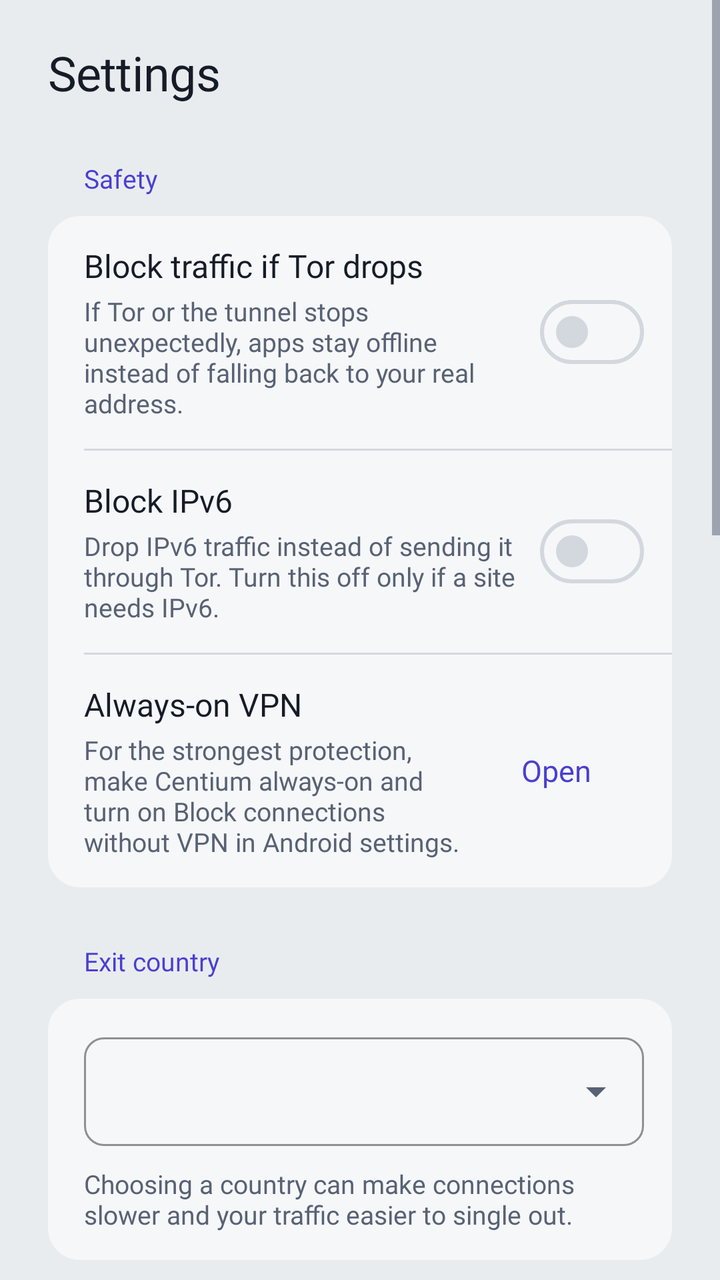
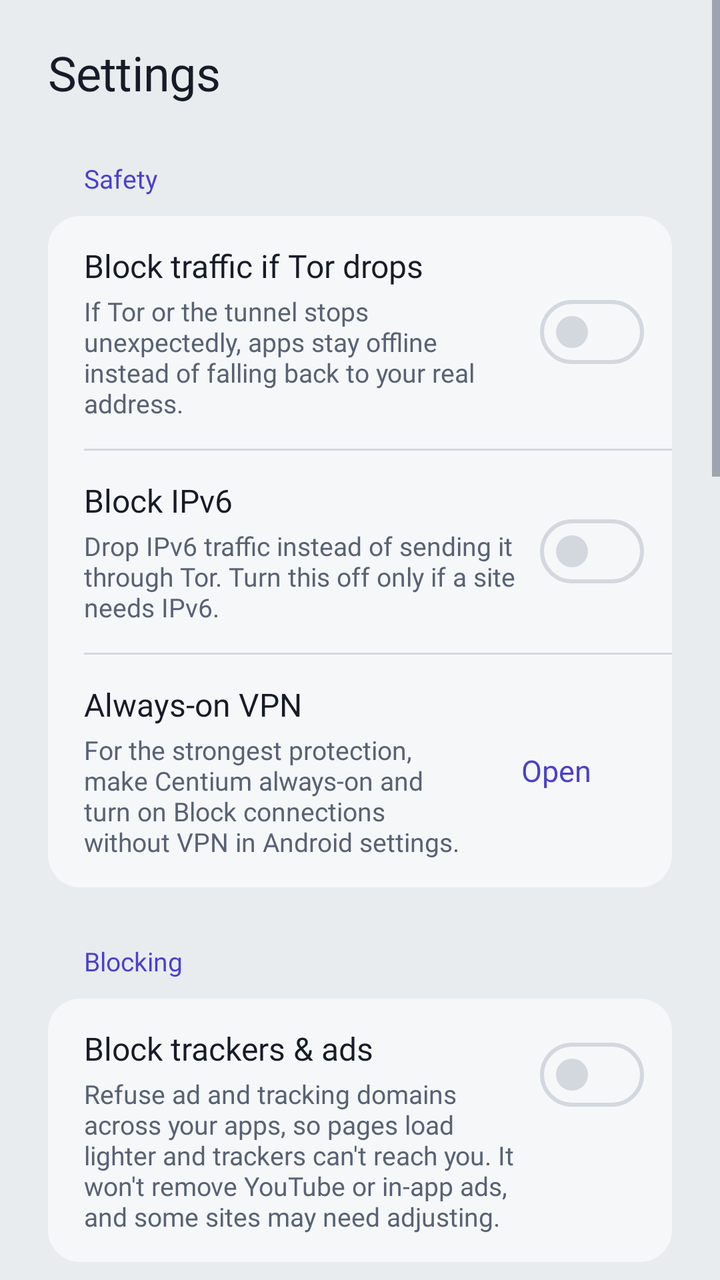

The first picture is an Android layout as it rendered before a commit; the second is the same layout after the commit. The layout source and the unified diff follow.
<!-- AndroidManifest.xml: application theme Theme.CentiumVPN -->
<!-- res/layout/fragment_settings.xml -->
<?xml version="1.0" encoding="utf-8"?>
<ScrollView xmlns:android="http://schemas.android.com/apk/res/android"
    xmlns:app="http://schemas.android.com/apk/res-auto"
    android:layout_width="match_parent"
    android:layout_height="match_parent">

    <LinearLayout
        android:layout_width="match_parent"
        android:layout_height="wrap_content"
        android:orientation="vertical"
        android:paddingHorizontal="24dp"
        android:paddingTop="20dp"
        android:paddingBottom="28dp">

        <TextView
            android:layout_width="wrap_content"
            android:layout_height="wrap_content"
            android:text="@string/settings_title"
            android:accessibilityHeading="true"
            android:textAppearance="@style/TextAppearance.Centium.Heading" />

        
        <TextView
            style="@style/Centium.SectionLabel"
            android:text="@string/settings_group_safety" />

        <LinearLayout style="@style/Centium.Group">

            <LinearLayout style="@style/Centium.Row">
                <LinearLayout style="@style/Centium.RowText">
                    <TextView style="@style/Centium.RowTitle" android:text="@string/settings_kill_switch" />
                    <TextView style="@style/Centium.RowSummary" android:text="@string/settings_kill_switch_summary" />
                </LinearLayout>
                <com.google.android.material.materialswitch.MaterialSwitch
                    android:id="@+id/switchKillSwitch"
                    android:layout_width="wrap_content"
                    android:layout_height="wrap_content"
                    android:layout_marginStart="12dp"
                    android:contentDescription="@string/settings_kill_switch" />
            </LinearLayout>

            <View style="@style/Centium.Divider" />

            <LinearLayout style="@style/Centium.Row">
                <LinearLayout style="@style/Centium.RowText">
                    <TextView style="@style/Centium.RowTitle" android:text="@string/settings_block_ipv6" />
                    <TextView style="@style/Centium.RowSummary" android:text="@string/settings_block_ipv6_summary" />
                </LinearLayout>
                <com.google.android.material.materialswitch.MaterialSwitch
                    android:id="@+id/switchBlockIpv6"
                    android:layout_width="wrap_content"
                    android:layout_height="wrap_content"
                    android:layout_marginStart="12dp"
                    android:contentDescription="@string/settings_block_ipv6" />
            </LinearLayout>

            <View style="@style/Centium.Divider" />

            <LinearLayout style="@style/Centium.Row">
                <LinearLayout style="@style/Centium.RowText">
                    <TextView style="@style/Centium.RowTitle" android:text="@string/settings_always_on" />
                    <TextView style="@style/Centium.RowSummary" android:text="@string/settings_always_on_summary" />
                </LinearLayout>
                <com.google.android.material.button.MaterialButton
                    android:id="@+id/btnOpenVpnSettings"
                    style="@style/Widget.Centium.Button.Text"
                    android:layout_width="wrap_content"
                    android:layout_height="wrap_content"
                    android:layout_marginStart="4dp"
                    android:text="@string/settings_open" />
            </LinearLayout>
        </LinearLayout>

        
        <TextView
            style="@style/Centium.SectionLabel"
            android:text="@string/settings_group_exit" />

        <LinearLayout style="@style/Centium.Group">
            <LinearLayout
                style="@style/Centium.Row"
                android:orientation="vertical">

                <com.google.android.material.textfield.TextInputLayout
                    android:id="@+id/tilExitCountry"
                    style="@style/Widget.Material3.TextInputLayout.OutlinedBox.ExposedDropdownMenu"
                    android:layout_width="match_parent"
                    android:layout_height="wrap_content"
                    app:boxStrokeColor="@color/route"
                    app:boxCornerRadiusTopStart="10dp"
                    app:boxCornerRadiusTopEnd="10dp"
                    app:boxCornerRadiusBottomStart="10dp"
                    app:boxCornerRadiusBottomEnd="10dp">

                    <com.google.android.material.textfield.MaterialAutoCompleteTextView
                        android:id="@+id/acExitCountry"
                        android:layout_width="match_parent"
                        android:layout_height="wrap_content"
                        android:inputType="none"
                        android:contentDescription="@string/settings_group_exit"
                        android:textAppearance="@style/TextAppearance.Centium.Body"
                        android:textColor="@color/ink" />
                </com.google.android.material.textfield.TextInputLayout>

                <TextView
                    style="@style/Centium.RowSummary"
                    android:layout_marginTop="10dp"
                    android:text="@string/settings_exit_summary" />
            </LinearLayout>
        </LinearLayout>

        
        <TextView
            style="@style/Centium.SectionLabel"
            android:text="@string/settings_group_bridges" />

        <LinearLayout style="@style/Centium.Group">
            <LinearLayout
                style="@style/Centium.Row"
                android:orientation="vertical">

                <TextView
                    style="@style/Centium.RowSummary"
                    android:layout_marginTop="0dp"
                    android:text="@string/settings_bridges_summary" />

                <RadioGroup
                    android:id="@+id/rgBridgeMode"
                    android:layout_width="match_parent"
                    android:layout_height="wrap_content"
                    android:layout_marginTop="6dp">

                    <com.google.android.material.radiobutton.MaterialRadioButton
                        android:id="@+id/rbBridgeAuto"
                        android:layout_width="match_parent"
                        android:layout_height="wrap_content"
                        android:text="@string/settings_bridges_auto"
                        android:textAppearance="@style/TextAppearance.Centium.Body"
                        android:textColor="@color/ink" />

                    <com.google.android.material.radiobutton.MaterialRadioButton
                        android:id="@+id/rbBridgeNone"
                        android:layout_width="match_parent"
                        android:layout_height="wrap_content"
                        android:text="@string/settings_bridges_direct"
                        android:textAppearance="@style/TextAppearance.Centium.Body"
                        android:textColor="@color/ink" />

                    <com.google.android.material.radiobutton.MaterialRadioButton
                        android:id="@+id/rbBridgeSnowflake"
                        android:layout_width="match_parent"
                        android:layout_height="wrap_content"
                        android:text="@string/settings_bridges_snowflake"
                        android:textAppearance="@style/TextAppearance.Centium.Body"
                        android:textColor="@color/ink" />

                    <com.google.android.material.radiobutton.MaterialRadioButton
                        android:id="@+id/rbBridgeObfs4"
                        android:layout_width="match_parent"
                        android:layout_height="wrap_content"
                        android:text="@string/settings_bridges_obfs4"
                        android:textAppearance="@style/TextAppearance.Centium.Body"
                        android:textColor="@color/ink" />

                    <com.google.android.material.radiobutton.MaterialRadioButton
                        android:id="@+id/rbBridgeCustom"
                        android:layout_width="match_parent"
                        android:layout_height="wrap_content"
                        android:text="@string/settings_bridges_custom"
                        android:textAppearance="@style/TextAppearance.Centium.Body"
                        android:textColor="@color/ink" />
                </RadioGroup>

                <LinearLayout
                    android:id="@+id/groupCustomBridges"
                    android:layout_width="match_parent"
                    android:layout_height="wrap_content"
                    android:orientation="vertical"
                    android:visibility="gone">

                    <EditText
                        android:id="@+id/etCustomBridges"
                        android:layout_width="match_parent"
                        android:layout_height="wrap_content"
                        android:layout_marginTop="8dp"
                        android:minLines="3"
                        android:gravity="top|start"
                        android:padding="12dp"
                        android:background="@drawable/field_background"
                        android:hint="@string/settings_bridges_hint"
                        android:importantForAutofill="no"
                        android:inputType="textMultiLine|textNoSuggestions"
                        android:typeface="monospace"
                        android:textSize="13sp"
                        android:textColor="@color/ink"
                        android:textColorHint="@color/faint" />

                    <TextView
                        style="@style/Centium.RowSummary"
                        android:layout_marginTop="8dp"
                        android:text="@string/settings_bridges_note" />
                </LinearLayout>
            </LinearLayout>
        </LinearLayout>

        
        <TextView
            android:id="@+id/labelUpdates"
            style="@style/Centium.SectionLabel"
            android:text="@string/settings_group_updates" />

        <LinearLayout
            android:id="@+id/groupUpdates"
            style="@style/Centium.Group">

            <LinearLayout style="@style/Centium.Row">
                <LinearLayout style="@style/Centium.RowText">
                    <TextView style="@style/Centium.RowTitle" android:text="@string/settings_auto_update" />
                    <TextView style="@style/Centium.RowSummary" android:text="@string/settings_auto_update_summary" />
                </LinearLayout>
                <com.google.android.material.materialswitch.MaterialSwitch
                    android:id="@+id/switchAutoUpdate"
                    android:layout_width="wrap_content"
                    android:layout_height="wrap_content"
                    android:layout_marginStart="12dp"
                    android:contentDescription="@string/settings_auto_update" />
            </LinearLayout>

            <View style="@style/Centium.Divider" />

            <LinearLayout style="@style/Centium.Row">
                <LinearLayout style="@style/Centium.RowText">
                    <TextView
                        android:id="@+id/tvUpdateVersion"
                        style="@style/Centium.RowTitle" />
                    <TextView
                        android:id="@+id/tvUpdateStatus"
                        style="@style/Centium.RowSummary"
                        android:accessibilityLiveRegion="polite" />
                </LinearLayout>
                <com.google.android.material.button.MaterialButton
                    android:id="@+id/btnCheckUpdate"
                    style="@style/Widget.Centium.Button.Text"
                    android:layout_width="wrap_content"
                    android:layout_height="wrap_content"
                    android:layout_marginStart="4dp"
                    android:text="@string/update_check_now" />
            </LinearLayout>
        </LinearLayout>

        
        <TextView
            style="@style/Centium.SectionLabel"
            android:text="@string/settings_group_about" />

        <LinearLayout style="@style/Centium.Group">

            <LinearLayout style="@style/Centium.Row">
                <LinearLayout style="@style/Centium.RowText">
                    <TextView style="@style/Centium.RowTitle" android:text="@string/settings_website" />
                    <TextView style="@style/Centium.RowSummary" android:text="@string/settings_website_summary" />
                </LinearLayout>
                <com.google.android.material.button.MaterialButton
                    android:id="@+id/btnOpenWebsite"
                    style="@style/Widget.Centium.Button.Text"
                    android:layout_width="wrap_content"
                    android:layout_height="wrap_content"
                    android:layout_marginStart="4dp"
                    android:text="@string/settings_website_open" />
            </LinearLayout>
        </LinearLayout>

        <com.google.android.material.button.MaterialButton
            android:id="@+id/btnSaveSettings"
            style="@style/Widget.Centium.Button.Primary"
            android:layout_width="match_parent"
            android:layout_height="wrap_content"
            android:layout_marginTop="28dp"
            android:text="@string/settings_save" />

        <TextView
            android:layout_width="match_parent"
            android:layout_height="wrap_content"
            android:layout_marginTop="10dp"
            android:gravity="center_horizontal"
            android:text="@string/settings_save_note"
            android:textAppearance="@style/TextAppearance.Centium.Small" />
    </LinearLayout>
</ScrollView>
<!-- resources referenced by this layout -->
<resources>
  <color name="faint">#96A0AE</color>
  <color name="ink">#161C27</color>
  <color name="route">#4A3FD0</color>
  <string name="settings_always_on">Always-on VPN</string>
  <string name="settings_always_on_summary">For the strongest protection, make Centium always-on and turn on Block connections without VPN in Android settings.</string>
  <string name="settings_auto_update">Check for updates automatically</string>
  <string name="settings_auto_update_summary">About once a day, only through Tor. Updates download in the background and install when you tap Install.</string>
  <string name="settings_block_ipv6">Block IPv6</string>
  <string name="settings_block_ipv6_summary">Drop IPv6 traffic instead of sending it through Tor. Turn this off only if a site needs IPv6.</string>
  <string name="settings_bridges_auto">Automatic (recommended): try Tor, then bridges if it\'s blocked</string>
  <string name="settings_bridges_custom">Use my own bridges</string>
  <string name="settings_bridges_direct">Connect directly</string>
  <string name="settings_bridges_hint">One bridge per line</string>
  <string name="settings_bridges_note">obfs4, Snowflake, WebTunnel and plain IP:port bridges all work. Get bridges at bridges.torproject.org or from @GetBridgesBot on Telegram.</string>
  <string name="settings_bridges_obfs4">obfs4 bridges</string>
  <string name="settings_bridges_snowflake">Snowflake</string>
  <string name="settings_bridges_summary">If Tor is blocked where you are, a bridge can get you onto the network.</string>
  <string name="settings_exit_summary">Choosing a country can make connections slower and your traffic easier to single out.</string>
  <string name="settings_group_about">About</string>
  <string name="settings_group_bridges">Bridges</string>
  <string name="settings_group_exit">Exit country</string>
  <string name="settings_group_safety">Safety</string>
  <string name="settings_group_updates">Updates</string>
  <string name="settings_kill_switch">Block traffic if Tor drops</string>
  <string name="settings_kill_switch_summary">If Tor or the tunnel stops unexpectedly, apps stay offline instead of falling back to your real address.</string>
  <string name="settings_open">Open</string>
  <string name="settings_save">Save settings</string>
  <string name="settings_save_note">Changes apply the next time you connect.</string>
  <string name="settings_title">Settings</string>
  <string name="settings_website">Website</string>
  <string name="settings_website_open">Open</string>
  <string name="settings_website_summary">centium.web.app. Share it so others can download Centium.</string>
  <string name="update_check_now">Check now</string>
  <style name="TextAppearance.Centium.Heading" parent="TextAppearance.Centium.Display">
          <item name="android:textSize">24sp</item>
          <item name="android:letterSpacing">-0.01</item>
      </style>
  <color name="mist">#E9ECEF</color>
  <color name="rule">#D3D8DE</color>
  <color name="slate">#586274</color>
  <color name="on_route">#FFFFFF</color>
  <color name="paper">#F6F7F9</color>
  <color name="route_soft">#DCD9F6</color>
  <color name="danger">#B8322A</color>
  <!-- unchanged entries left out for length: 24 -->
</resources>

<!-- the commit's change to res/layout/fragment_settings.xml (unified diff, before → after) -->
@@ -68,6 +68,75 @@
                     android:layout_height="wrap_content"
                     android:layout_marginStart="4dp"
                     android:text="@string/settings_open" />
+            </LinearLayout>
+        </LinearLayout>
+
+        
+        <TextView
+            style="@style/Centium.SectionLabel"
+            android:text="@string/settings_group_blocking" />
+
+        <LinearLayout style="@style/Centium.Group">
+            <LinearLayout
+                style="@style/Centium.Row"
+                android:orientation="vertical">
+
+                <LinearLayout
+                    android:layout_width="match_parent"
+                    android:layout_height="wrap_content"
+                    android:orientation="horizontal">
+                    <LinearLayout style="@style/Centium.RowText">
+                        <TextView
+                            android:id="@+id/tvAdBlockTitle"
+                            style="@style/Centium.RowTitle"
+                            android:text="@string/settings_adblock" />
+                        <TextView
+                            style="@style/Centium.RowSummary"
+                            android:text="@string/settings_adblock_summary" />
+                    </LinearLayout>
+                    <com.google.android.material.materialswitch.MaterialSwitch
+                        android:id="@+id/switchAdBlock"
+                        android:layout_width="wrap_content"
+                        android:layout_height="wrap_content"
+                        android:layout_marginStart="12dp"
+                        android:contentDescription="@string/settings_adblock" />
+                </LinearLayout>
+
+                <LinearLayout
+                    android:id="@+id/groupAdBlockAllowlist"
+                    android:layout_width="match_parent"
+                    android:layout_height="wrap_content"
+                    android:orientation="vertical"
+                    android:visibility="gone">
+
+                    <TextView
+                        style="@style/Centium.RowSummary"
+                        android:layout_marginTop="12dp"
+                        android:text="@string/settings_adblock_allowlist_label" />
+
+                    <EditText
+                        android:id="@+id/etAdBlockAllowlist"
+                        android:layout_width="match_parent"
+                        android:layout_height="wrap_content"
+                        android:layout_marginTop="8dp"
+                        android:minLines="2"
+                        android:gravity="top|start"
+                        android:padding="12dp"
+                        android:background="@drawable/field_background"
+                        android:hint="@string/settings_adblock_allowlist_hint"
+                        android:importantForAutofill="no"
+                        android:inputType="textMultiLine|textNoSuggestions"
+                        android:typeface="monospace"
+                        android:textSize="13sp"
+                        android:textColor="@color/ink"
+                        android:textColorHint="@color/faint" />
+
+                    <TextView
+                        android:id="@+id/tvBlocklistUpdated"
+                        style="@style/Centium.RowSummary"
+                        android:layout_marginTop="8dp"
+                        android:text="@string/settings_adblock_updated_never" />
+                </LinearLayout>
             </LinearLayout>
         </LinearLayout>
 
<!-- resource entries referenced after the edit -->
@@ -3,6 +3,11 @@
   <color name="faint">#96A0AE</color>
   <color name="ink">#161C27</color>
   <color name="route">#4A3FD0</color>
+  <string name="settings_adblock">Block trackers &amp; ads</string>
+  <string name="settings_adblock_allowlist_hint">example.com</string>
+  <string name="settings_adblock_allowlist_label">Always allow these domains (one per line)</string>
+  <string name="settings_adblock_summary">Refuse ad and tracking domains across your apps, so pages load lighter and trackers can\'t reach you. It won\'t remove YouTube or in-app ads, and some sites may need adjusting.</string>
+  <string name="settings_adblock_updated_never">The list refreshes over Tor after you connect. Changes apply next time you connect.</string>
   <string name="settings_always_on">Always-on VPN</string>
   <string name="settings_always_on_summary">For the strongest protection, make Centium always-on and turn on Block connections without VPN in Android settings.</string>
   <string name="settings_auto_update">Check for updates automatically</string>
@@ -19,6 +24,7 @@
   <string name="settings_bridges_summary">If Tor is blocked where you are, a bridge can get you onto the network.</string>
   <string name="settings_exit_summary">Choosing a country can make connections slower and your traffic easier to single out.</string>
   <string name="settings_group_about">About</string>
+  <string name="settings_group_blocking">Blocking</string>
   <string name="settings_group_bridges">Bridges</string>
   <string name="settings_group_exit">Exit country</string>
   <string name="settings_group_safety">Safety</string>
